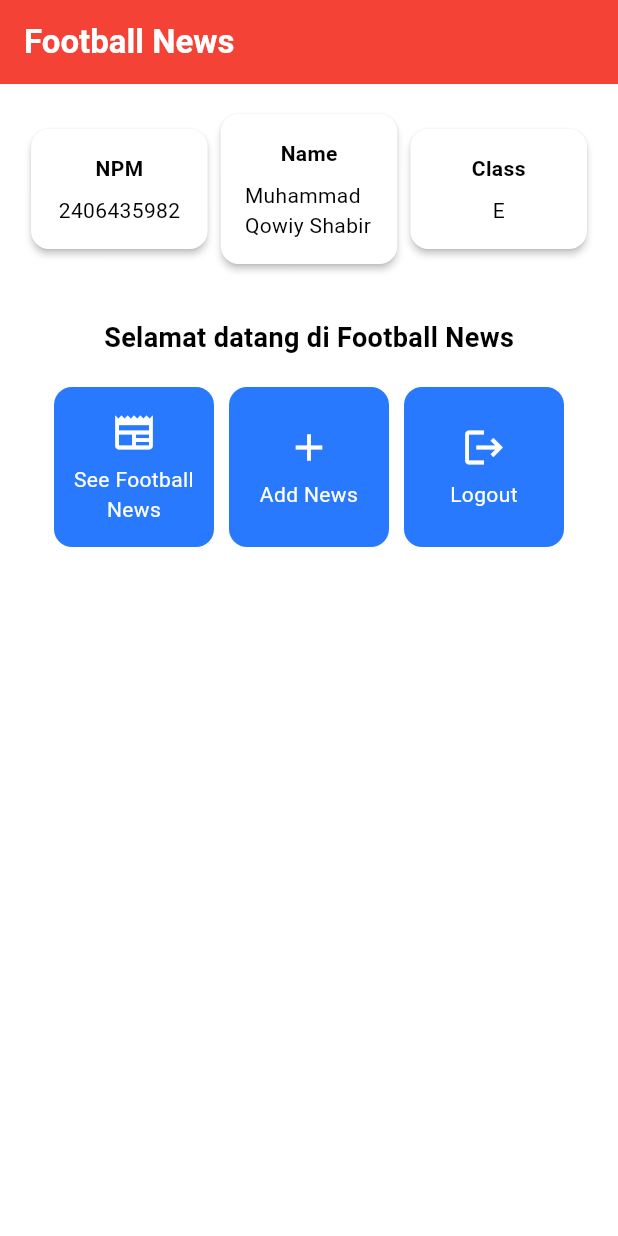
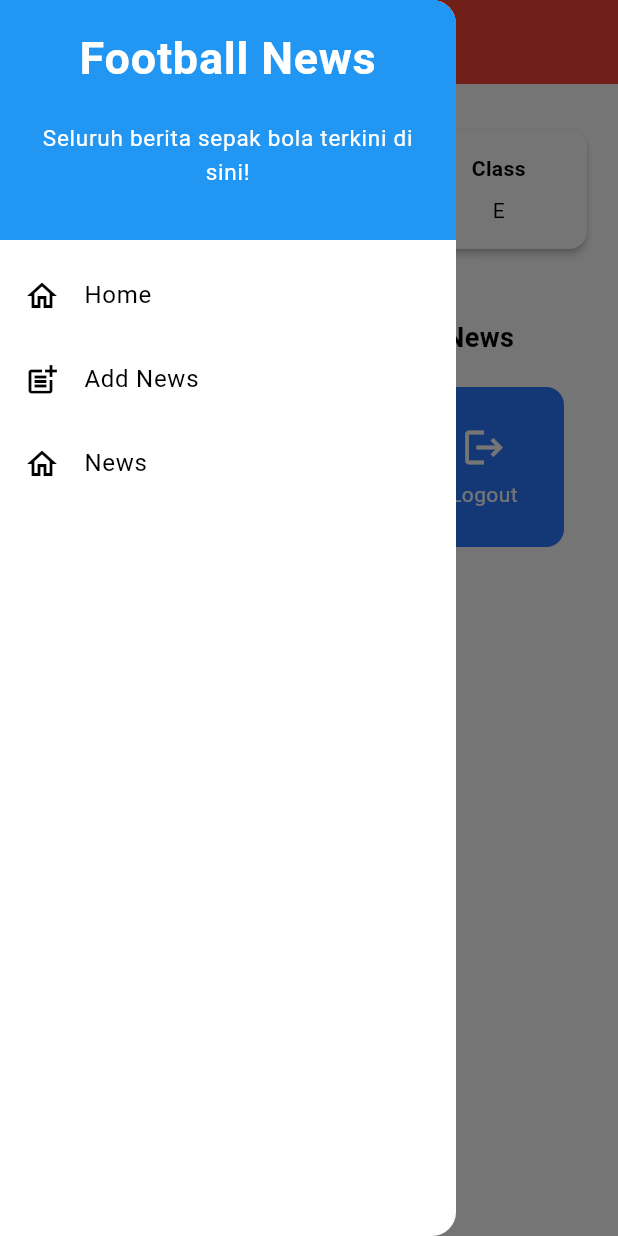
Before and after one commit to qowiys/football-news-mobile, a Flutter app: the screen it shows after launch, with the side drawer open (before the commit the screen has no drawer), on a phone screen of 412 x 824 dp. Run offline on Flutter 3.47's test engine with Material 3 defaults, Android fonts, the phone set to English and light mode, and no system bars.

Commit message:
tutorial 7

```diff
--- a/lib/main.dart
+++ b/lib/main.dart
@@ -1,4 +1,4 @@
-import 'package:football_news/menu.dart';
+import 'package:football_news/screens/menu.dart';
 import 'package:flutter/material.dart';
 
 void main() {
--- a/lib/menu.dart
+++ b/lib/screens/menu.dart
@@ -1,4 +1,6 @@
 import 'package:flutter/material.dart';
+import 'package:football_news/widgets/left_drawer.dart';
+import 'package:football_news/widgets/news_card.dart';
 
 class MyHomePage extends StatelessWidget {
   MyHomePage({super.key});
@@ -8,9 +10,9 @@ class MyHomePage extends StatelessWidget {
   final String kelas = "E"; //kelas
 
   final List<ItemHomepage> items = [
-    ItemHomepage("See Football News", Icons.newspaper),
-    ItemHomepage("Add News", Icons.add),
-    ItemHomepage("Logout", Icons.logout),
+    ItemHomepage("See Football News", Icons.newspaper, Colors.red),
+    ItemHomepage("Add News", Icons.add, Colors.red),
+    ItemHomepage("Logout", Icons.logout, Colors.red),
   ];
 
     @override
@@ -30,6 +32,7 @@ class MyHomePage extends StatelessWidget {
         // Warna latar belakang AppBar diambil dari skema warna tema aplikasi.
         backgroundColor: Theme.of(context).colorScheme.primary,
       ),
+      drawer: LeftDrawer(),
       // Body halaman dengan padding di sekelilingnya.
       body: Padding(
         padding: const EdgeInsets.all(16.0),
@@ -92,97 +95,3 @@ class MyHomePage extends StatelessWidget {
     );
   }
 }
-
-class InfoCard extends StatelessWidget {
-  // Kartu informasi yang menampilkan title dan content.
-
-  final String title;  // Judul kartu.
-  final String content;  // Isi kartu.
-
-  const InfoCard({super.key, required this.title, required this.content});
-
-  @override
-  Widget build(BuildContext context) {
-    return Card(
-      // Membuat kotak kartu dengan bayangan dibawahnya.
-      elevation: 2.0,
-      child: Container(
-        // Mengatur ukuran dan jarak di dalam kartu.
-        width: MediaQuery.of(context).size.width / 3.5, // menyesuaikan dengan lebar device yang digunakan.
-        padding: const EdgeInsets.all(16.0),
-        // Menyusun title dan content secara vertikal.
-        child: Column(
-          children: [
-            Text(
-              title,
-              style: const TextStyle(fontWeight: FontWeight.bold),
-            ),
-            const SizedBox(height: 8.0),
-            Text(content),
-          ],
-        ),
-      ),
-    );
-  }
-}
-
-class ItemCard extends StatelessWidget {
-  // Menampilkan kartu dengan ikon dan nama.
-
-  final ItemHomepage item;
-
-  const ItemCard(this.item, {super.key});
-
-  @override
-  Widget build(BuildContext context) {
-    return Material(
-      // Menentukan warna latar belakang dari tema aplikasi.
-      color: Theme.of(context).colorScheme.secondary,
-      // Membuat sudut kartu melengkung.
-      borderRadius: BorderRadius.circular(12),
-
-      child: InkWell(
-        // Aksi ketika kartu ditekan.
-        onTap: () {
-          // Menampilkan pesan SnackBar saat kartu ditekan.
-          ScaffoldMessenger.of(context)
-            ..hideCurrentSnackBar()
-            ..showSnackBar(
-              SnackBar(content: Text("Kamu telah menekan tombol ${item.name}!"))
-            );
-        },
-        // Container untuk menyimpan Icon dan Text
-        child: Container(
-          padding: const EdgeInsets.all(8),
-          child: Center(
-            child: Column(
-              // Menyusun ikon dan teks di tengah kartu.
-              mainAxisAlignment: MainAxisAlignment.center,
-              children: [
-                Icon(
-                  item.icon,
-                  color: Colors.white,
-                  size: 30.0,
-                ),
-                const Padding(padding: EdgeInsets.all(3)),
-                Text(
-                  item.name,
-                  textAlign: TextAlign.center,
-                  style: const TextStyle(color: Colors.white),
-                ),
-              ],
-            ),
-          ),
-        ),
-      ),
-    );
-  }
-
-}
-
-class ItemHomepage {
-  final String name;
-  final IconData icon;
-
-  ItemHomepage(this.name, this.icon);
-}
--- /dev/null
+++ b/lib/widgets/left_drawer.dart
@@ -0,0 +1,86 @@
+import 'package:flutter/material.dart';
+import 'package:football_news/screens/menu.dart';
+import 'package:football_news/screens/newslist_form.dart';
+
+class LeftDrawer extends StatelessWidget {
+  const LeftDrawer({super.key});
+
+  @override
+  Widget build(BuildContext context) {
+    return Drawer(
+      child: ListView(
+        children: [
+          const DrawerHeader(
+              decoration: BoxDecoration(
+              color: Colors.blue,
+            ),
+            child: Column(
+              children: [
+                Text(
+                  'Football News',
+                  textAlign: TextAlign.center,
+                  style: TextStyle(
+                    fontSize: 30,
+                    fontWeight: FontWeight.bold,
+                    color: Colors.white,
+                  ),
+                ),
+                Padding(padding: EdgeInsets.all(10)),
+                Text("Seluruh berita sepak bola terkini di sini!",
+                    // TODO: Tambahkan gaya teks dengan center alignment, font ukuran 15, warna putih, dan weight biasa
+                    textAlign: TextAlign.center,
+                    style: TextStyle(
+                      fontSize: 15,
+                      color: Colors.white,
+                      fontWeight: FontWeight.normal,
+                    ),
+                ),
+              ],
+            ),
+          ),
+          ListTile(
+            leading: const Icon(Icons.home_outlined),
+            title: const Text('Home'),
+            // Bagian redirection ke MyHomePage
+            onTap: () {
+              Navigator.pushReplacement(
+                  context,
+                  MaterialPageRoute(
+                    builder: (context) => MyHomePage(),
+                  ));
+            },
+          ),
+          ListTile(
+            leading: const Icon(Icons.post_add),
+            title: const Text('Add News'),
+            // Bagian redirection ke NewsFormPage
+            onTap: () {
+              /*
+              TODO: Buatlah routing ke NewsFormPage di sini,
+              setelah halaman NewsFormPage sudah dibuat.
+              */
+              Navigator.pushReplacement(
+              context,
+              MaterialPageRoute(
+                  builder: (context) => NewsFormPage(),
+              ));
+            },
+          ),
+          // TODO: Buat ListTile baru untuk ke halaman melihat news
+          ListTile(
+            leading: const Icon(Icons.home_outlined),
+            title: const Text('News'),
+            // Bagian redirection ke NewsPage
+            onTap: () {
+              Navigator.pushReplacement(
+                  context,
+                  MaterialPageRoute(
+                    builder: (context) => MyHomePage(), // Placeholder
+                  ));
+            },
+          ),
+        ],
+      ),
+    );
+  }
+}
--- /dev/null
+++ b/lib/widgets/news_card.dart
@@ -0,0 +1,104 @@
+import 'package:flutter/material.dart';
+
+import 'package:football_news/screens/newslist_form.dart';
+
+class InfoCard extends StatelessWidget {
+  // Kartu informasi yang menampilkan title dan content.
+
+  final String title;  // Judul kartu.
+  final String content;  // Isi kartu.
+
+  const InfoCard({super.key, required this.title, required this.content});
+
+  @override
+  Widget build(BuildContext context) {
+    return Card(
+      // Membuat kotak kartu dengan bayangan dibawahnya.
+      elevation: 2.0,
+      child: Container(
+        // Mengatur ukuran dan jarak di dalam kartu.
+        width: MediaQuery.of(context).size.width / 3.5, // menyesuaikan dengan lebar device yang digunakan.
+        padding: const EdgeInsets.all(16.0),
+        // Menyusun title dan content secara vertikal.
+        child: Column(
+          children: [
+            Text(
+              title,
+              style: const TextStyle(fontWeight: FontWeight.bold),
+            ),
+            const SizedBox(height: 8.0),
+            Text(content),
+          ],
+        ),
+      ),
+    );
+  }
+}
+
+class ItemHomepage {
+  final String name;
+  final IconData icon;
+  final Color color;
+
+  ItemHomepage(this.name, this.icon, this.color);
+}
+
+class ItemCard extends StatelessWidget {
+  // Menampilkan kartu dengan ikon dan nama.
+
+  final ItemHomepage item;
+
+  const ItemCard(this.item, {super.key});
+
+  @override
+  Widget build(BuildContext context) {
+    return Material(
+      // Menentukan warna latar belakang dari tema aplikasi.
+      color: Theme.of(context).colorScheme.secondary,
+      // Membuat sudut kartu melengkung.
+      borderRadius: BorderRadius.circular(12),
+
+      child: InkWell(
+        // Aksi ketika kartu ditekan.
+        onTap: () {
+          // Menampilkan pesan SnackBar saat kartu ditekan.
+          ScaffoldMessenger.of(context)
+            ..hideCurrentSnackBar()
+            ..showSnackBar(
+              SnackBar(content: Text("Kamu telah menekan tombol ${item.name}!"))
+            );
+            // Navigate ke route yang sesuai (tergantung jenis tombol)
+            if (item.name == "Tambah Berita") {
+              // TODO: Gunakan Navigator.push untuk melakukan navigasi ke MaterialPageRoute yang mencakup NewsFormPage.
+              Navigator.push(context,
+                MaterialPageRoute(builder: (context) => const NewsFormPage()));
+          }
+        },
+        // Container untuk menyimpan Icon dan Text
+        child: Container(
+          padding: const EdgeInsets.all(8),
+          child: Center(
+            child: Column(
+              // Menyusun ikon dan teks di tengah kartu.
+              mainAxisAlignment: MainAxisAlignment.center,
+              children: [
+                Icon(
+                  item.icon,
+                  color: Colors.white,
+                  size: 30.0,
+                ),
+                const Padding(padding: EdgeInsets.all(3)),
+                Text(
+                  item.name,
+                  textAlign: TextAlign.center,
+                  style: const TextStyle(color: Colors.white),
+                ),
+              ],
+            ),
+          ),
+        ),
+      ),
+    );
+  }
+
+}
```
Also changed, not shown: form_sample/analysis_options.yaml (added, +28 -0 lines), form_sample/lib/main.dart (added, +64 -0 lines), form_sample/pubspec.yaml (added, +89 -0 lines), lib/screens/newslist_form.dart (added, +216 -0 lines), form_sample/pubspec.lock (added), 124 other files.
